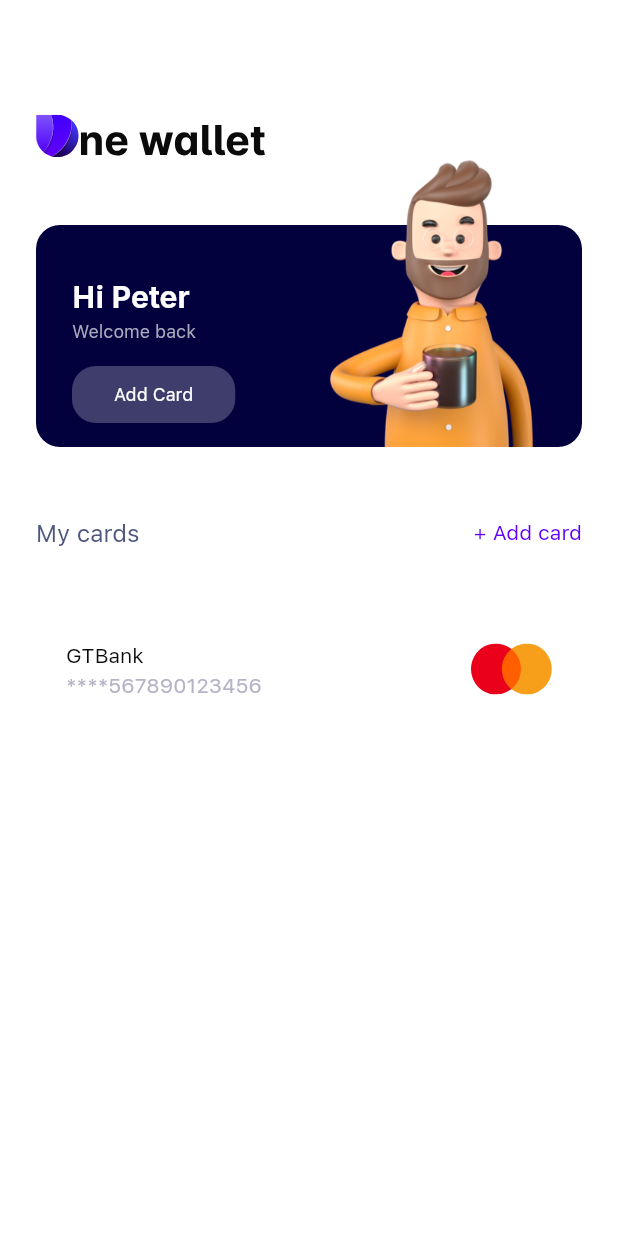
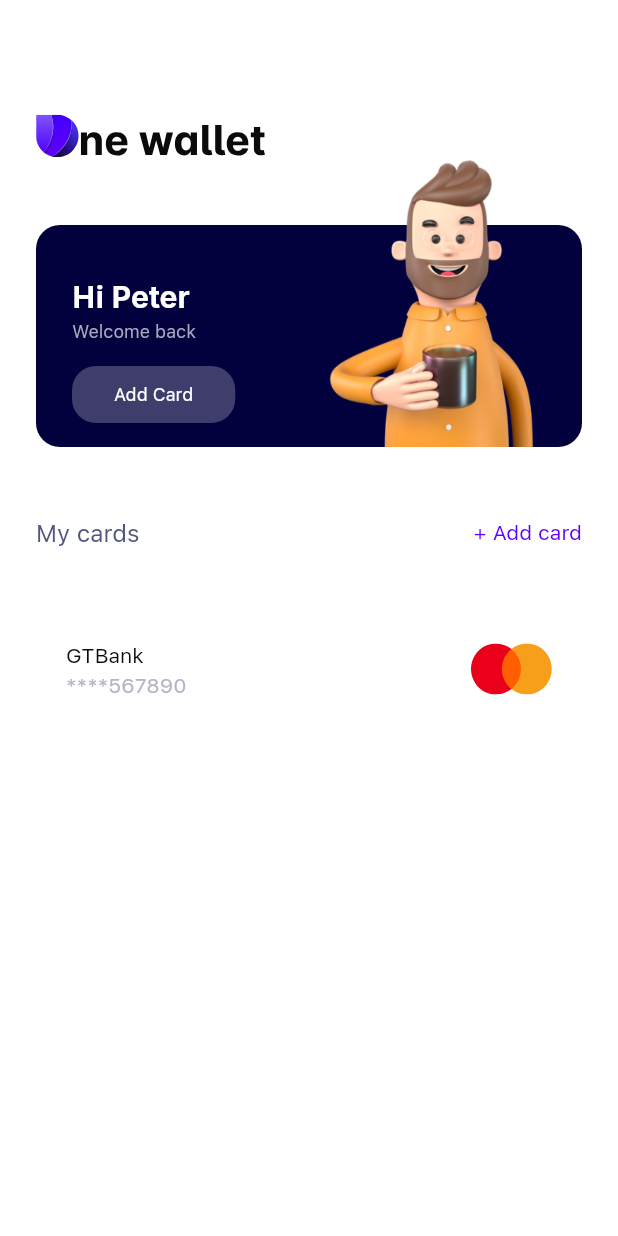
Before and after one commit to maoja37/OneWallet, a Flutter app: the MyCards screen opened directly, on a phone screen of 412 x 824 dp. Run offline on Flutter 3.47's test engine with Material 2 defaults, Android fonts, the phone set to English and light mode, and no system bars; drawn by our look-alikes of flutter_slidable; our stand-ins replace flutter_svg, google_fonts, iconsax, page_transition, pin_code_fields; missing offline and left inert: bottom_sheet.

Commit message:
added new stuff

```diff
--- a/lib/HomeSection/my_cards_screen.dart
+++ b/lib/HomeSection/my_cards_screen.dart
@@ -3,7 +3,6 @@
 import 'package:flutter/material.dart';
 import 'package:flutter_svg/flutter_svg.dart';
 import 'package:google_fonts/google_fonts.dart';
-import 'package:glassmorphism/glassmorphism.dart';
 import 'package:one_wallet/models/card_model.dart';
 import 'package:one_wallet/widgets/bank_tile_widget.dart';
 
@@ -17,7 +16,7 @@ class MyCards extends StatefulWidget {
 class _MyCardsState extends State<MyCards> {
   CardModel gtbank = CardModel(
     bankName: 'GTBank',
-    cardNumber: '1234567890123456',
+    cardNumber: '1234567890',
     expiryDate: '12/20',
     cardHolderName: 'John Doe',
     cvvCode: '123',
--- a/lib/OnboardingProcess/log_in_screen.dart
+++ b/lib/OnboardingProcess/log_in_screen.dart
@@ -6,6 +6,7 @@ import 'package:bottom_sheet/bottom_sheet.dart';
 import 'package:flutter/gestures.dart';
 import 'package:flutter/material.dart';
 import 'package:flutter_svg/flutter_svg.dart';
+import 'package:one_wallet/HomeSection/my_cards_screen.dart';
 import 'package:one_wallet/OnboardingProcess/sign_up_screen.dart';
 import 'package:pin_code_fields/pin_code_fields.dart';
 import 'package:google_fonts/google_fonts.dart';
@@ -139,7 +140,10 @@ class _LoginScreenState extends State<LoginScreen> {
                   height: 20,
                 ),
                 MaterialButton(
-                  onPressed: () {},
+                  onPressed: () {
+                     Navigator.of(context).pushReplacement(
+        MaterialPageRoute(builder: (context) => MyCards()));
+                  },
                   color: Color(0xff02003D),
                   minWidth: double.infinity,
                   shape: RoundedRectangleBorder(
--- a/lib/OnboardingProcess/splash_screen.dart
+++ b/lib/OnboardingProcess/splash_screen.dart
@@ -24,7 +24,7 @@ class _SplashScreenState extends State<SplashScreen> {
     await Future.delayed(Duration(milliseconds: 7000), () {});
 
     Navigator.of(context).pushReplacement(
-        MaterialPageRoute(builder: (context) => MyCards()));
+        MaterialPageRoute(builder: (context) => OnboardingScreen()));
   }
 
 
--- a/lib/widgets/bank_tile_widget.dart
+++ b/lib/widgets/bank_tile_widget.dart
@@ -1,8 +1,10 @@
-// ignore_for_file: prefer_const_constructors
+// ignore_for_file: prefer_const_constructors, prefer_const_literals_to_create_immutables
 
 import 'package:flutter/material.dart';
 import 'package:one_wallet/models/card_model.dart';
 import 'package:flutter_svg/flutter_svg.dart';
+import 'package:flutter_slidable/flutter_slidable.dart';
+import 'package:iconsax/iconsax.dart';
 
 class BankTile extends StatelessWidget {
   BankTile({required this.cardModel, Key? key}) : super(key: key);
@@ -11,6 +13,25 @@ class BankTile extends StatelessWidget {
 
   @override
   Widget build(BuildContext context) {
+    return ClipRRect(
+      borderRadius: BorderRadius.circular(16),
+      child: Slidable(
+        endActionPane: ActionPane(
+          motion: ScrollMotion(),
+          children: [
+            SlidableAction(
+              onPressed: (context) {},
+              backgroundColor: Colors.red,
+              icon: Iconsax.trash,
+            )
+          ],
+        ),
+        child: buildBankTile(),
+      ),
+    );
+  }
+
+  Container buildBankTile() {
     return Container(
       width: double.infinity,
       padding: EdgeInsets.symmetric(horizontal: 20, vertical: 21),
--- a/pubspec.yaml
+++ b/pubspec.yaml
@@ -35,6 +35,7 @@ dependencies:
   # Use with the CupertinoIcons class for iOS style icons.
   cupertino_icons: ^1.0.2
   bottom_sheet: ^2.0.0
+  flutter_slidable: ^1.2.0
 
 
 dev_dependencies:
@@ -56,6 +57,7 @@ dev_dependencies:
   iconsax: ^0.0.8
   provider: ^6.0.2
   glassmorphism: ^3.0.0
+
 
 
 flutter_native_splash:
```
Also changed, not shown: lib/widgets/bank_list_widget.dart (added), pubspec.lock.
